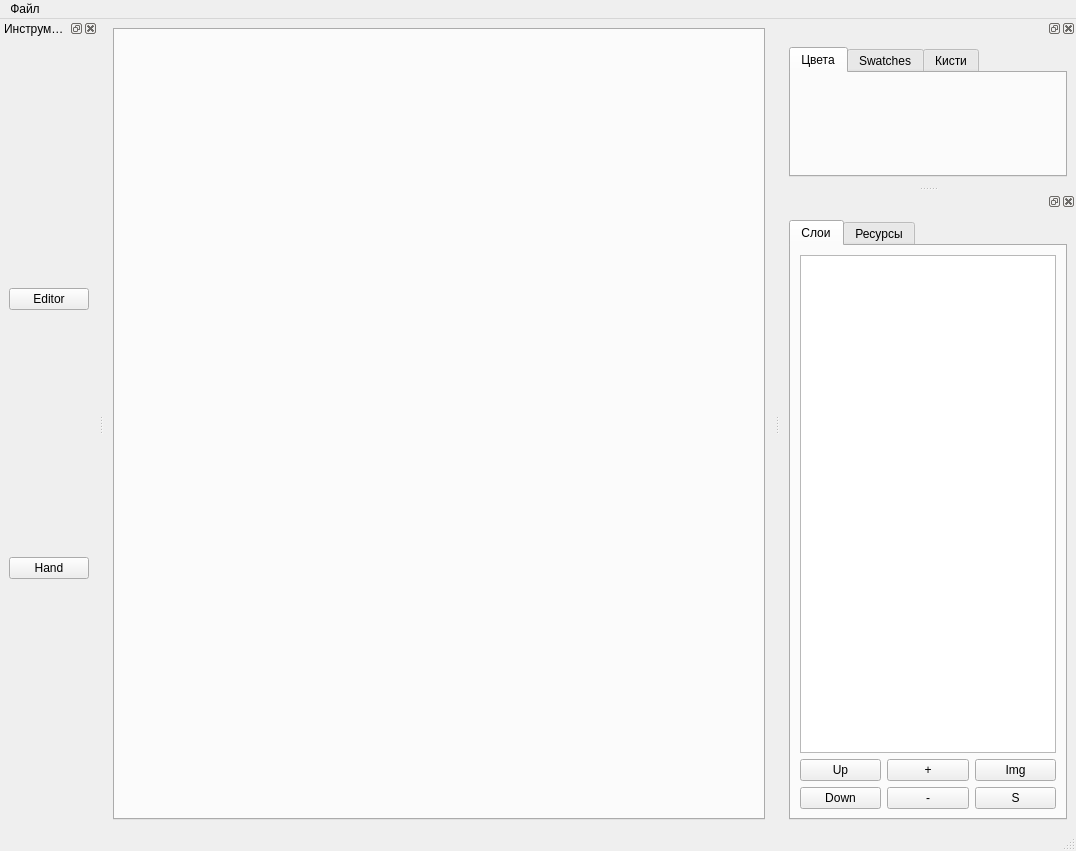
ZypherCode/PhotoLite, file ui/main.ui: the form before one commit.
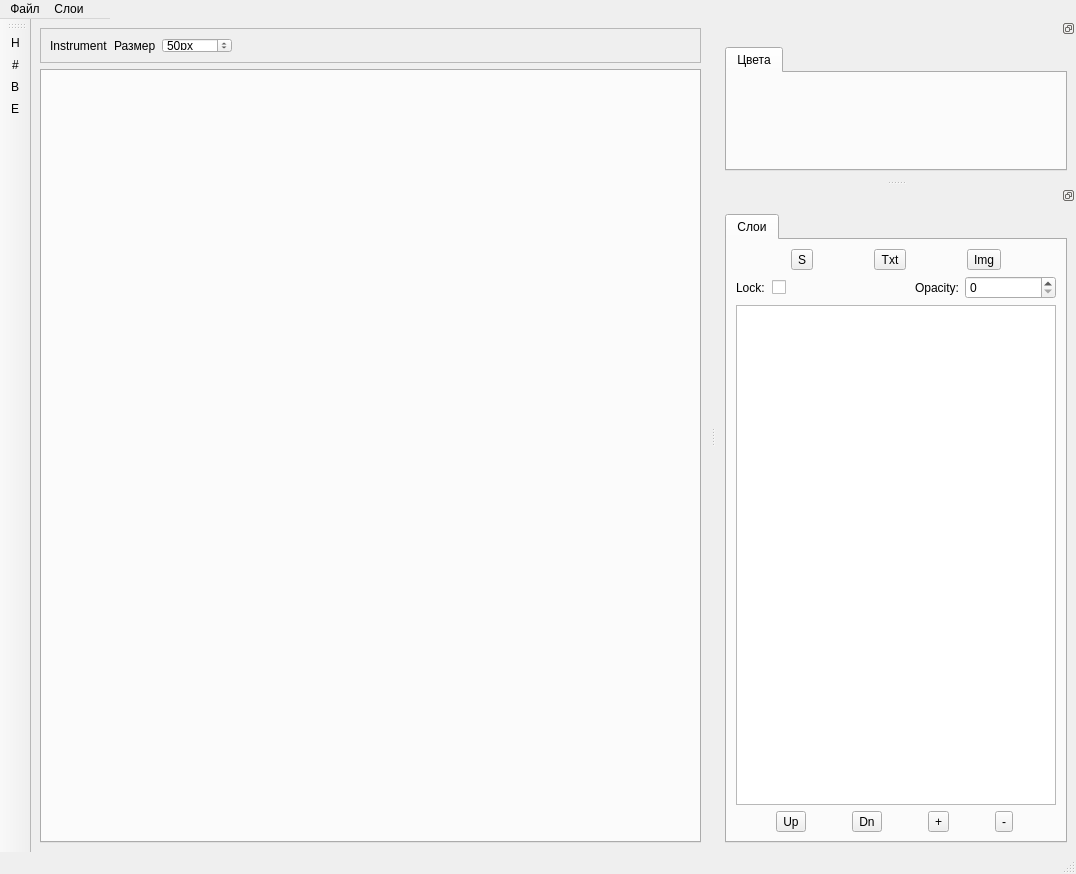
The form after the commit. The open tabs and pages were chosen to show the change.

Commit message: Brush and other

Patch:
```diff
--- a/ui/main.ui
+++ b/ui/main.ui
@@ -7,13 +7,13 @@
     <x>0</x>
     <y>0</y>
     <width>1076</width>
-    <height>851</height>
+    <height>874</height>
    </rect>
   </property>
   <property name="minimumSize">
    <size>
-    <width>20</width>
-    <height>0</height>
+    <width>800</width>
+    <height>600</height>
    </size>
   </property>
   <property name="windowTitle">
@@ -22,6 +22,88 @@
   <widget class="QWidget" name="centralwidget">
    <layout class="QGridLayout" name="gridLayout">
     <item row="0" column="0">
+     <widget class="QFrame" name="frame">
+      <property name="minimumSize">
+       <size>
+        <width>0</width>
+        <height>35</height>
+       </size>
+      </property>
+      <property name="maximumSize">
+       <size>
+        <width>16777215</width>
+        <height>35</height>
+       </size>
+      </property>
+      <property name="frameShape">
+       <enum>QFrame::StyledPanel</enum>
+      </property>
+      <property name="frameShadow">
+       <enum>QFrame::Raised</enum>
+      </property>
+      <layout class="QHBoxLayout" name="horizontalLayout_5">
+       <item>
+        <widget class="QLabel" name="label_4">
+         <property name="text">
+          <string>Instrument</string>
+         </property>
+        </widget>
+       </item>
+       <item>
+        <widget class="QLabel" name="label_3">
+         <property name="maximumSize">
+          <size>
+           <width>60</width>
+           <height>16777215</height>
+          </size>
+         </property>
+         <property name="text">
+          <string>Размер</string>
+         </property>
+        </widget>
+       </item>
+       <item>
+        <widget class="QSpinBox" name="brushSize">
+         <property name="minimumSize">
+          <size>
+           <width>70</width>
+           <height>0</height>
+          </size>
+         </property>
+         <property name="maximumSize">
+          <size>
+           <width>20</width>
+           <height>16777215</height>
+          </size>
+         </property>
+         <property name="suffix">
+          <string>px</string>
+         </property>
+         <property name="maximum">
+          <number>5000</number>
+         </property>
+         <property name="value">
+          <number>50</number>
+         </property>
+        </widget>
+       </item>
+       <item>
+        <spacer name="horizontalSpacer">
+         <property name="orientation">
+          <enum>Qt::Horizontal</enum>
+         </property>
+         <property name="sizeHint" stdset="0">
+          <size>
+           <width>40</width>
+           <height>20</height>
+          </size>
+         </property>
+        </spacer>
+       </item>
+      </layout>
+     </widget>
+    </item>
+    <item row="1" column="0">
      <widget class="QTabWidget" name="tabWidget">
       <property name="currentIndex">
        <number>-1</number>
@@ -41,10 +123,16 @@
     <rect>
      <x>0</x>
      <y>0</y>
-     <width>1076</width>
+     <width>110</width>
      <height>21</height>
     </rect>
    </property>
+   <property name="maximumSize">
+    <size>
+     <width>110</width>
+     <height>16777215</height>
+    </size>
+   </property>
    <widget class="QMenu" name="menu">
     <property name="title">
      <string>Файл</string>
@@ -53,8 +141,20 @@
     <addaction name="openAct"/>
     <addaction name="addAct"/>
     <addaction name="saveAct"/>
+    <addaction name="actionClose"/>
+    <addaction name="actionCloseAll"/>
+    <addaction name="separator"/>
+    <addaction name="actionExit"/>
+   </widget>
+   <widget class="QMenu" name="menu_2">
+    <property name="title">
+     <string>Слои</string>
+    </property>
+    <addaction name="actionGetComposite"/>
+    <addaction name="actionAddEmptyLayer"/>
    </widget>
    <addaction name="menu"/>
+   <addaction name="menu_2"/>
   </widget>
   <widget class="QStatusBar" name="statusbar"/>
   <widget class="QDockWidget" name="dockWidget">
@@ -70,6 +170,18 @@
      <height>524287</height>
     </size>
    </property>
+   <property name="font">
+    <font>
+     <weight>50</weight>
+     <italic>false</italic>
+     <bold>false</bold>
+     <underline>false</underline>
+     <strikeout>false</strikeout>
+    </font>
+   </property>
+   <property name="features">
+    <set>QDockWidget::DockWidgetFloatable|QDockWidget::DockWidgetMovable</set>
+   </property>
    <attribute name="dockWidgetArea">
     <number>2</number>
    </attribute>
@@ -90,16 +202,6 @@
          </item>
         </layout>
        </widget>
-       <widget class="QWidget" name="tab">
-        <attribute name="title">
-         <string>Swatches</string>
-        </attribute>
-       </widget>
-       <widget class="QWidget" name="tab_4">
-        <attribute name="title">
-         <string>Кисти</string>
-        </attribute>
-       </widget>
       </widget>
      </item>
     </layout>
@@ -114,7 +216,7 @@
    </property>
    <property name="minimumSize">
     <size>
-     <width>279</width>
+     <width>360</width>
      <height>276</height>
     </size>
    </property>
@@ -124,12 +226,15 @@
      <height>524287</height>
     </size>
    </property>
+   <property name="features">
+    <set>QDockWidget::DockWidgetFloatable|QDockWidget::DockWidgetMovable</set>
+   </property>
    <attribute name="dockWidgetArea">
     <number>2</number>
    </attribute>
    <widget class="QWidget" name="dockWidgetContents_4">
     <layout class="QGridLayout" name="gridLayout_3">
-     <item row="0" column="0">
+     <item row="4" column="0">
       <widget class="QTabWidget" name="tabLayers">
        <property name="currentIndex">
         <number>0</number>
@@ -139,94 +244,137 @@
          <string>Слои</string>
         </attribute>
         <layout class="QGridLayout" name="gridLayout_4">
-         <item row="1" column="2">
-          <widget class="QPushButton" name="btnUpLayer">
-           <property name="text">
-            <string>Up</string>
+         <item row="0" column="0">
+          <layout class="QHBoxLayout" name="horizontalLayout">
+           <property name="sizeConstraint">
+            <enum>QLayout::SetDefaultConstraint</enum>
            </property>
-          </widget>
+           <item>
+            <widget class="QToolButton" name="btnSettingsLayer">
+             <property name="text">
+              <string>S</string>
+             </property>
+            </widget>
+           </item>
+           <item>
+            <widget class="QToolButton" name="btnAddTxt">
+             <property name="text">
+              <string>Txt</string>
+             </property>
+            </widget>
+           </item>
+           <item>
+            <widget class="QToolButton" name="btnAddImg">
+             <property name="text">
+              <string>Img</string>
+             </property>
+            </widget>
+           </item>
+          </layout>
          </item>
-         <item row="0" column="2" colspan="3">
+         <item row="1" column="0">
+          <layout class="QHBoxLayout" name="horizontalLayout_3">
+           <item>
+            <widget class="QLabel" name="label_2">
+             <property name="maximumSize">
+              <size>
+               <width>30</width>
+               <height>16777215</height>
+              </size>
+             </property>
+             <property name="text">
+              <string>Lock:</string>
+             </property>
+            </widget>
+           </item>
+           <item>
+            <widget class="QCheckBox" name="checkBoxLock">
+             <property name="text">
+              <string/>
+             </property>
+            </widget>
+           </item>
+           <item>
+            <widget class="QLabel" name="label">
+             <property name="text">
+              <string>Opacity:</string>
+             </property>
+             <property name="alignment">
+              <set>Qt::AlignRight|Qt::AlignTrailing|Qt::AlignVCenter</set>
+             </property>
+            </widget>
+           </item>
+           <item>
+            <widget class="QSpinBox" name="spinBoxOpacity">
+             <property name="maximum">
+              <number>100</number>
+             </property>
+            </widget>
+           </item>
+          </layout>
+         </item>
+         <item row="2" column="0">
           <widget class="QListWidget" name="listLayers"/>
          </item>
-         <item row="2" column="3">
-          <widget class="QPushButton" name="btnDeleteLayer">
-           <property name="text">
-            <string>-</string>
-           </property>
-          </widget>
-         </item>
-         <item row="1" column="4">
-          <widget class="QPushButton" name="btnAddImage">
-           <property name="text">
-            <string>Img</string>
-           </property>
-          </widget>
-         </item>
-         <item row="1" column="3">
-          <widget class="QPushButton" name="btnAddLayer">
-           <property name="text">
-            <string>+</string>
-           </property>
-          </widget>
-         </item>
-         <item row="2" column="2">
-          <widget class="QPushButton" name="btnDownLayer">
-           <property name="text">
-            <string>Down</string>
-           </property>
-          </widget>
-         </item>
-         <item row="2" column="4">
-          <widget class="QPushButton" name="btnSettingsLayer">
-           <property name="text">
-            <string>S</string>
-           </property>
-          </widget>
+         <item row="3" column="0">
+          <layout class="QHBoxLayout" name="horizontalLayout_2">
+           <item>
+            <widget class="QToolButton" name="btnUpLayer">
+             <property name="text">
+              <string>Up</string>
+             </property>
+            </widget>
+           </item>
+           <item>
+            <widget class="QToolButton" name="btnDownLayer">
+             <property name="text">
+              <string>Dn</string>
+             </property>
+            </widget>
+           </item>
+           <item>
+            <widget class="QToolButton" name="btnAddLayer">
+             <property name="text">
+              <string>+</string>
+             </property>
+            </widget>
+           </item>
+           <item>
+            <widget class="QToolButton" name="btnDeleteLayer">
+             <property name="text">
+              <string>-</string>
+             </property>
+            </widget>
+           </item>
+          </layout>
          </item>
         </layout>
        </widget>
-       <widget class="QWidget" name="tab_6">
-        <attribute name="title">
-         <string>Ресурсы</string>
-        </attribute>
-       </widget>
       </widget>
      </item>
     </layout>
    </widget>
   </widget>
-  <widget class="QDockWidget" name="instruments">
+  <widget class="QToolBar" name="toolBar">
    <property name="windowTitle">
-    <string>Инструменты</string>
+    <string>toolBar</string>
    </property>
-   <attribute name="dockWidgetArea">
-    <number>1</number>
+   <property name="allowedAreas">
+    <set>Qt::LeftToolBarArea|Qt::RightToolBarArea</set>
+   </property>
+   <property name="orientation">
+    <enum>Qt::Vertical</enum>
+   </property>
+   <attribute name="toolBarArea">
+    <enum>LeftToolBarArea</enum>
    </attribute>
-   <widget class="QWidget" name="dockWidgetContents_5">
-    <layout class="QVBoxLayout" name="verticalLayout">
-     <item>
-      <widget class="QPushButton" name="toolEditor">
-       <property name="text">
-        <string>Editor</string>
-       </property>
-       <attribute name="buttonGroup">
-        <string notr="true">loolsGroup</string>
-       </attribute>
-      </widget>
-     </item>
-     <item>
-      <widget class="QPushButton" name="toolHand">
-       <property name="text">
-        <string>Hand</string>
-       </property>
-       <attribute name="buttonGroup">
-        <string notr="true">loolsGroup</string>
-       </attribute>
-      </widget>
-     </item>
-    </layout>
-   </widget>
+   <attribute name="toolBarBreak">
+    <bool>false</bool>
+   </attribute>
+   <addaction name="actionHand"/>
+   <addaction name="actionMoveTool"/>
+   <addaction name="actionBrush"/>
+   <addaction name="actionErasier"/>
   </widget>
   <action name="actionOpen">
    <property name="text">
@@ -265,6 +413,87 @@
     <string>Ctrl+N</string>
    </property>
   </action>
+  <action name="actionHand">
+   <property name="text">
+    <string>H</string>
+   </property>
+   <property name="toolTip">
+    <string>Hand</string>
+   </property>
+   <property name="shortcut">
+    <string>H</string>
+   </property>
+  </action>
+  <action name="actionMoveTool">
+   <property name="text">
+    <string>#</string>
+   </property>
+   <property name="toolTip">
+    <string>Move tool</string>
+   </property>
+   <property name="shortcut">
+    <string>V</string>
+   </property>
+  </action>
+  <action name="actionClose">
+   <property name="text">
+    <string>Закрыть</string>
+   </property>
+   <property name="shortcut">
+    <string>Ctrl+W</string>
+   </property>
+  </action>
+  <action name="actionCloseAll">
+   <property name="text">
+    <string>Звкрыть все</string>
+   </property>
+   <property name="shortcut">
+    <string>Ctrl+Alt+W</string>
+   </property>
+  </action>
+  <action name="actionExit">
+   <property name="text">
+    <string>Выход</string>
+   </property>
+   <property name="shortcut">
+    <string>Ctrl+Q</string>
+   </property>
+  </action>
+  <action name="actionGetComposite">
+   <property name="text">
+    <string>Добавить общий слой</string>
+   </property>
+   <property name="shortcut">
+    <string>Ctrl+Shift+E</string>
+   </property>
+  </action>
+  <action name="actionAddEmptyLayer">
+   <property name="text">
+    <string>Добавить слой</string>
+   </property>
+  </action>
+  <action name="actionBrush">
+   <property name="text">
+    <string>B</string>
+   </property>
+   <property name="toolTip">
+    <string>Brush tool</string>
+   </property>
+   <property name="shortcut">
+    <string>B</string>
+   </property>
+  </action>
+  <action name="actionErasier">
+   <property name="text">
+    <string>E</string>
+   </property>
+   <property name="toolTip">
+    <string>Erasier</string>
+   </property>
+   <property name="shortcut">
+    <string>R</string>
+   </property>
+  </action>
  </widget>
  <resources/>
  <connections/>
```
Left out of the diff: 6 changed lines with no effect on the pictures. The commit also changes 21 other files.
